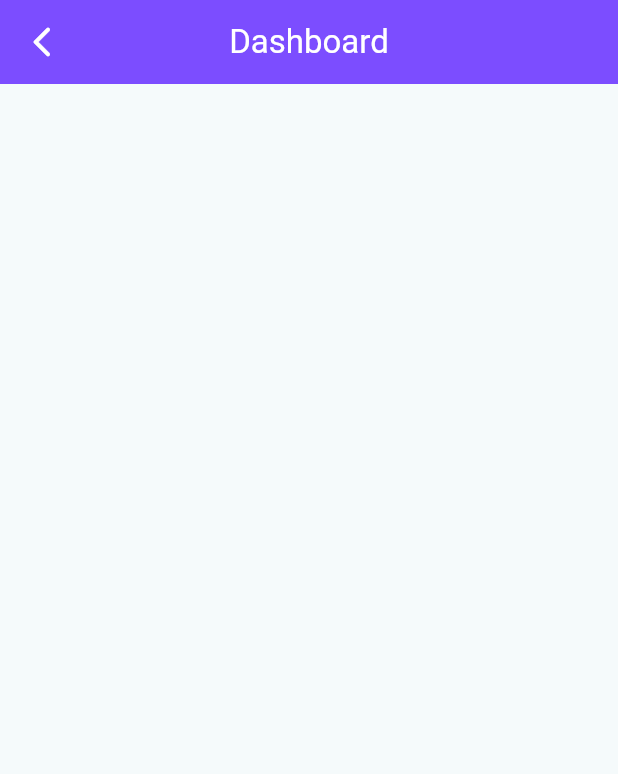
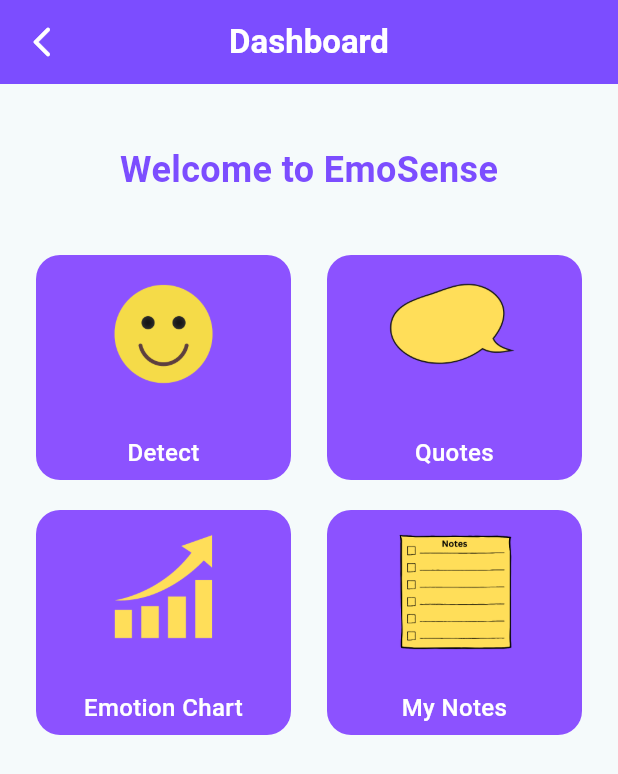
Before and after one commit to talhanasir22/emo_sense, a Flutter app: the screen it shows after launch, after a tap on "Login", on a phone screen of 412 x 824 dp. Shown: the top 774 px of the screen. Run offline on Flutter 3.47's test engine with Material 3 defaults, Android fonts, the light colour scheme and no system bars; drawn by our look-alikes of animated_text_kit; our stand-ins replace page_transition.

Commit message:
Update 2

```diff
--- a/lib/home_page.dart
+++ b/lib/home_page.dart
@@ -1,3 +1,5 @@
+import 'package:animated_text_kit/animated_text_kit.dart';
+import 'package:emo_sense/primary_container.dart';
 import 'package:flutter/material.dart';
 
 class MyHomePage extends StatefulWidget {
@@ -8,28 +10,129 @@ class MyHomePage extends StatefulWidget {
 }
 
 class _MyHomePageState extends State<MyHomePage> {
-
   @override
   Widget build(BuildContext context) {
     return Scaffold(
       appBar: AppBar(
-        title: const Text('Dashboard',style: TextStyle(color: Colors.white,),),
+        title: const Text(
+          'Dashboard',
+          style: TextStyle(
+            color: Colors.white,
+            fontSize: 22,
+            fontWeight: FontWeight.bold,
+          ),
+        ),
         backgroundColor: Colors.deepPurpleAccent,
         centerTitle: true,
         leading: IconButton(
           onPressed: () {
             Navigator.pop(context);
           },
-          icon: const Icon(Icons.arrow_back_ios_new_rounded, color: Colors.white),
+          icon: const Icon(
+            Icons.arrow_back_ios_new_rounded,
+            color: Colors.white,
+          ),
         ),
       ),
-      body: Column(
-        children: [
-          const SizedBox(height: 40,),
+      body: SingleChildScrollView(
+        child: Column(
+          children: [
+            const SizedBox(height: 40),
+            AnimatedTextKit(
+              animatedTexts: [
+                TyperAnimatedText(
+                  'Welcome to EmoSense',
+                  textStyle: const TextStyle(
+                    fontSize: 24,
+                    color: Colors.deepPurpleAccent,
+                    fontWeight: FontWeight.bold,
+                  ),
+                  speed: const Duration(milliseconds: 80),
+                ),
+                TyperAnimatedText(
+                  'Detect your emotions instantly',
+                  textStyle: const TextStyle(
+                    fontSize: 20,
+                    color: Colors.deepPurple,
+                    fontWeight: FontWeight.w500,
+                  ),
+                  speed: const Duration(milliseconds: 50),
+                ),
+                TyperAnimatedText(
+                  'Discover mood-based quotes',
+                  textStyle: const TextStyle(
+                    fontSize: 20,
+                    color: Colors.deepPurple,
+                    fontWeight: FontWeight.w500,
+                  ),
+                  speed: const Duration(milliseconds: 50),
+                ),
+                TyperAnimatedText(
+                  'Visualize your emotions with charts',
+                  textStyle: const TextStyle(
+                    fontSize: 20,
+                    color: Colors.deepPurple,
+                    fontWeight: FontWeight.w500,
+                  ),
+                  speed: const Duration(milliseconds: 50),
+                ),
+                TyperAnimatedText(
+                  'Make personal notes anytime',
+                  textStyle: const TextStyle(
+                    fontSize: 20,
+                    color: Colors.deepPurple,
+                    fontWeight: FontWeight.w500,
+                  ),
+                  speed: const Duration(milliseconds: 50),
+                ),
+                TyperAnimatedText(
+                  'Let\'s go',
+                  textStyle: const TextStyle(
+                    fontSize: 24,
+                    color: Colors.deepPurple,
+                    fontWeight: FontWeight.w500,
+                  ),
+                  speed: const Duration(milliseconds: 50),
+                ),
 
-
-
-        ],
+              ],
+              totalRepeatCount: 1,
+              pause: const Duration(seconds: 2),
+            ),
+            const SizedBox(height: 40),
+            Row(
+              mainAxisAlignment: MainAxisAlignment.spaceEvenly,
+              children: [
+                PrimaryContainer(
+                  Pagetitle: '',
+                  text: 'Detect',
+                  image: Image.asset('assets/Images/emoji.png'),
+                ),
+                PrimaryContainer(
+                  Pagetitle: '',
+                  text: 'Quotes',
+                  image: Image.asset('assets/Images/quotes.png'),
+                ),
+              ],
+            ),
+            const SizedBox(height: 20),
+            Row(
+              mainAxisAlignment: MainAxisAlignment.spaceEvenly,
+              children: [
+                PrimaryContainer(
+                  Pagetitle: '',
+                  text: 'Emotion Chart',
+                  image: Image.asset('assets/Images/chart.png'),
+                ),
+                PrimaryContainer(
+                  Pagetitle: '',
+                  text: 'My Notes',
+                  image: Image.asset('assets/Images/Notes.png'),
+                ),
+              ],
+            ),
+          ],
+        ),
       ),
     );
   }
--- a/lib/primary_container.dart
+++ b/lib/primary_container.dart
@@ -1,36 +1,47 @@
 import 'package:flutter/cupertino.dart';
 import 'package:flutter/material.dart';
 
-class PrimaryContainer extends StatelessWidget{
-  const PrimaryContainer({super.key, this.image, this.text, required this.Pagetitle});
-  final image;
-  final text;
+class PrimaryContainer extends StatelessWidget {
+  const PrimaryContainer({
+    super.key,
+    required this.image,
+    required this.text,
+    required this.Pagetitle,
+  });
+
+  final Image image;
+  final String text;
   final String Pagetitle;
 
   @override
   Widget build(BuildContext context) {
     return InkWell(
-      onTap: (){
+      onTap: () {
+        // Add navigation or action logic here if needed
       },
       child: Container(
         height: 150,
         width: 170,
         decoration: BoxDecoration(
-            color: Colors.grey.shade300,
-            borderRadius: BorderRadius.circular(16)
+          color: const Color(0xff8c52ff),
+          borderRadius: BorderRadius.circular(16),
         ),
         child: Column(
           mainAxisAlignment: MainAxisAlignment.spaceAround,
           children: [
             SizedBox(
-                height: 100,
-                width: 100,
-                child: image),
-            text,
+              height: 100,
+              width: 100,
+              child: image,
+            ),
+            Text(
+              text,
+              style: const TextStyle(fontSize: 16, fontWeight: FontWeight.w500,color: Colors.white),
+              textAlign: TextAlign.center,
+            ),
           ],
         ),
       ),
     );
   }
-
 }
--- a/lib/signin_page.dart
+++ b/lib/signin_page.dart
@@ -1,3 +1,4 @@
+import 'package:animated_text_kit/animated_text_kit.dart';
 import 'package:emo_sense/forgot_password.dart';
 import 'package:emo_sense/home_page.dart';
 import 'package:emo_sense/primary_btn.dart';
@@ -26,13 +27,19 @@ class _SignInPageState extends State<SignInPage> {
                 radius: 100,
               ),
               const SizedBox(height: 20),
-              const Text(
-                'Welcome To EmoSense',
-                style: TextStyle(
-                    color: Colors.deepPurpleAccent,
-                    fontSize: 30,
-                    fontWeight: FontWeight.bold),
-              ),
+             AnimatedTextKit(animatedTexts: [
+               TyperAnimatedText(
+                 'Welcome to EmoSense',
+                 textStyle: const TextStyle(
+                   fontSize: 30,
+                   color: Colors.deepPurpleAccent,
+                   fontWeight: FontWeight.bold,
+                 ),
+                 speed: const Duration(milliseconds: 80),
+               ),
+             ],
+               totalRepeatCount: 1,
+             ),
               const SizedBox(height: 20),
               SizedBox(
                 height: 440,
--- a/pubspec.yaml
+++ b/pubspec.yaml
@@ -31,6 +31,7 @@ dependencies:
   flutter:
     sdk: flutter
   page_transition: ^2.1.0
+  animated_text_kit: ^4.2.2
 
 
   # The following adds the Cupertino Icons font to your application.
```
Also changed, not shown: assets/Images/Notes.png (added), assets/Images/chart.png (added), assets/Images/emoji.png (added), assets/Images/quotes.png (added), pubspec.lock.
